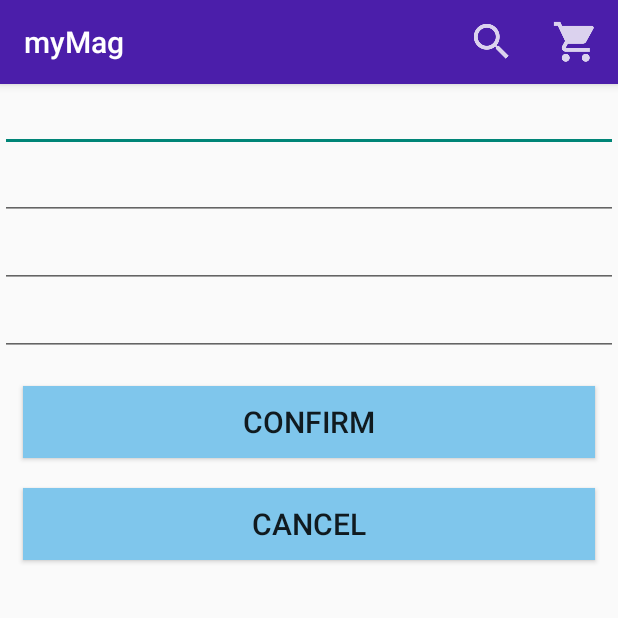
After one commit to igachmov/myMag, an Android app: the UserEditActivity screen opened directly, with no data from a screen before it, on a phone screen of 412 x 824 dp, the top half of it. The commit adds this screen. Run offline under Robolectric (Android 15) with nearby library versions, the phone set to English and light mode, and no system bars; 4 statements that could not run were skipped.

Commit message:
Delete and  edit user

```diff
--- a/app/src/main/java/com/mymag/mymag/model/activities/DBHelper.java
+++ b/app/src/main/java/com/mymag/mymag/model/activities/DBHelper.java
@@ -33,4 +33,5 @@ public class DBHelper  extends SQLiteOpenHelper{
     public void  close(){
         db.close();
     }
+
 }
--- a/app/src/main/java/com/mymag/mymag/model/activities/LoginActivity.java
+++ b/app/src/main/java/com/mymag/mymag/model/activities/LoginActivity.java
@@ -76,10 +76,8 @@ public class LoginActivity extends AppCompatActivity {
                                 user.setId(c.getInt(c.getColumnIndex("_id")));
                                 User.setUser(user);
 
-
-
-
                                 c.close();
+                                finish();
                                 break;
                             }
                         }while (c.moveToNext());
--- /dev/null
+++ b/app/src/main/java/com/mymag/mymag/model/activities/UserEditActivity.java
@@ -0,0 +1,121 @@
+package com.mymag.mymag.model.activities;
+
+import android.content.ContentValues;
+import android.content.Intent;
+import android.support.v7.app.AppCompatActivity;
+import android.os.Bundle;
+import android.support.v7.widget.Toolbar;
+import android.util.Log;
+import android.view.Menu;
+import android.view.MenuItem;
+import android.view.View;
+import android.widget.Button;
+import android.widget.EditText;
+
+import com.mymag.mymag.R;
+import com.mymag.mymag.model.users.User;
+
+public class UserEditActivity extends AppCompatActivity {
+    public static final int RESULT_EDIT = 1;
+    EditText name;
+    EditText phone;
+    EditText email;
+    EditText address;
+    Button confirm;
+    Button cancel;
+
+    @Override
+    protected void onCreate(Bundle savedInstanceState) {
+        super.onCreate(savedInstanceState);
+        setContentView(R.layout.activity_user_edit);
+        Toolbar tb = (Toolbar) findViewById(R.id.app_bar);
+        setSupportActionBar(tb);
+
+        name= (EditText) findViewById(R.id.edit_name);
+        phone= (EditText) findViewById(R.id.edit_phone);
+        email= (EditText) findViewById(R.id.edit_email);
+        address= (EditText) findViewById(R.id.edit_address);
+        confirm= (Button) findViewById(R.id.edit_confirm);
+        cancel= (Button) findViewById(R.id.edit_cancel);
+
+        name.setText(User.user.getName());
+        phone.setText(User.user.getTelNumber());
+        email.setText(User.user.getEmail());
+        address.setText(User.user.getAddress());
+
+        cancel.setOnClickListener(new View.OnClickListener() {
+            @Override
+            public void onClick(View v) {
+                finish();
+            }
+        });
+
+
+
+        confirm.setOnClickListener(new View.OnClickListener() {
+
+            @Override
+            public void onClick(View v) {
+                boolean hasError= false;
+                if (name.getText().toString().trim().isEmpty()){
+                    name.setError("Please enter your name!");
+                    hasError=true;
+                }
+
+                if (email.getText().toString().trim().isEmpty()){
+                    email.setError("Please enter your email!");
+                    hasError=true;
+                }
+                if (!email.getText().toString().trim().matches(getString(R.string.Regex))) {
+                    email.setError("Please check your email!");
+                    hasError=true;
+                }
+
+                if (phone.getText().toString().trim().isEmpty()||!phone.getText().toString().matches("08[0-9]{8}")){
+                    phone.setError("Please enter your phone!");
+                    hasError=true;
+                }
+                if (address.getText().toString().trim().isEmpty()){
+                    address.setError("Please enter your address!");
+                    hasError=true;
+                }
+
+                if(!hasError){
+                    Log.e("anatoli","dadasdasda");
+                    DBWorker dbWorker= new DBWorker(getApplicationContext());
+                    ContentValues values= new ContentValues();
+                    values.put("name",name.getText().toString().trim());
+                    values.put("phone",phone.getText().toString().trim());
+                    values.put("email",email.getText().toString().trim());
+                    values.put("address",address.getText().toString().trim());
+                    dbWorker.edit(values,User.user.getUserID());
+                    dbWorker.close();
+                    User.user.setName(name.getText().toString().trim());
+                    User.user.setTelNumber(phone.getText().toString().trim());
+                    User.user.setEmail(email.getText().toString().trim());
+                    User.user.setAddress(address.getText().toString().trim());
+                    setResult(RESULT_EDIT);
+                    finish();
+
+                }
+
+            }
+        });
+
+
+    }
+    @Override
+    public boolean onCreateOptionsMenu(Menu menu) {
+        getMenuInflater().inflate(R.menu.menu_app_bar, menu);
+        return super.onCreateOptionsMenu(menu);
+    }
+
+    @Override
+    public boolean onOptionsItemSelected(MenuItem item) {
+        switch (item.getItemId()) {
+            case R.id.actionbutton_to_cart:
+                startActivity(new Intent(this, CartActivity.class));
+        }
+        return super.onOptionsItemSelected(item);
+    }
+}
--- /dev/null
+++ b/app/src/main/res/layout/activity_user_edit.xml
@@ -0,0 +1,56 @@
+<?xml version="1.0" encoding="utf-8"?>
+<LinearLayout xmlns:android="http://schemas.android.com/apk/res/android"
+    xmlns:app="http://schemas.android.com/apk/res-auto"
+    xmlns:tools="http://schemas.android.com/tools"
+    android:layout_width="match_parent"
+    android:orientation="vertical"
+
+    android:layout_height="match_parent"
+    tools:context="com.mymag.mymag.model.activities.UserEditActivity">
+    <include
+        android:id="@+id/app_bar"
+        layout="@layout/app_bar" />
+
+    <EditText
+    android:id="@+id/edit_name"
+    android:layout_width="match_parent"
+    android:textAlignment="center"
+    android:layout_height="wrap_content" />
+    <EditText
+        android:id="@+id/edit_phone"
+        android:layout_width="match_parent"
+        android:textAlignment="center"
+        android:layout_height="wrap_content" />
+    <EditText
+        android:id="@+id/edit_email"
+        android:layout_width="match_parent"
+        android:textAlignment="center"
+        android:layout_height="wrap_content" />
+    <EditText
+        android:id="@+id/edit_address"
+        android:layout_width="match_parent"
+        android:textAlignment="center"
+        android:layout_height="wrap_content" />
+    <Button
+        android:id="@+id/edit_confirm"
+        android:layout_width="match_parent"
+        android:layout_marginLeft="15dp"
+        android:layout_marginRight="15dp"
+        android:layout_marginTop="20dp"
+        android:layout_height="wrap_content"
+        android:background="#7fc6ec"
+        android:textSize="20sp"
+        android:text="Confirm"/>
+    <Button
+        android:id="@+id/edit_cancel"
+        android:layout_width="match_parent"
+        android:layout_height="wrap_content"
+        android:layout_marginLeft="15dp"
+        android:layout_marginRight="15dp"
+        android:layout_marginTop="20dp"
+        android:background="#7fc6ec"
+        android:textSize="20sp"
+        android:text="cancel"/>
+
+
+</LinearLayout>
```
Also changed, not shown: app/src/main/AndroidManifest.xml (+9 -7 lines), app/src/main/java/com/mymag/mymag/model/activities/DBWorker.java (+9 -0 lines), app/src/main/java/com/mymag/mymag/model/activities/HomeActivity.java (+15 -3 lines), app/src/main/java/com/mymag/mymag/model/activities/UserActivity.java (+46 -1 lines), app/src/main/java/com/mymag/mymag/model/users/User.java (+32 -0 lines), app/src/main/res/drawable/address.png (added), app/src/main/res/drawable/email.png (added), app/src/main/res/drawable/phone.png (added), app/src/main/res/drawable/user.png (added), app/src/main/res/drawable/userbackground.jpg (added).
